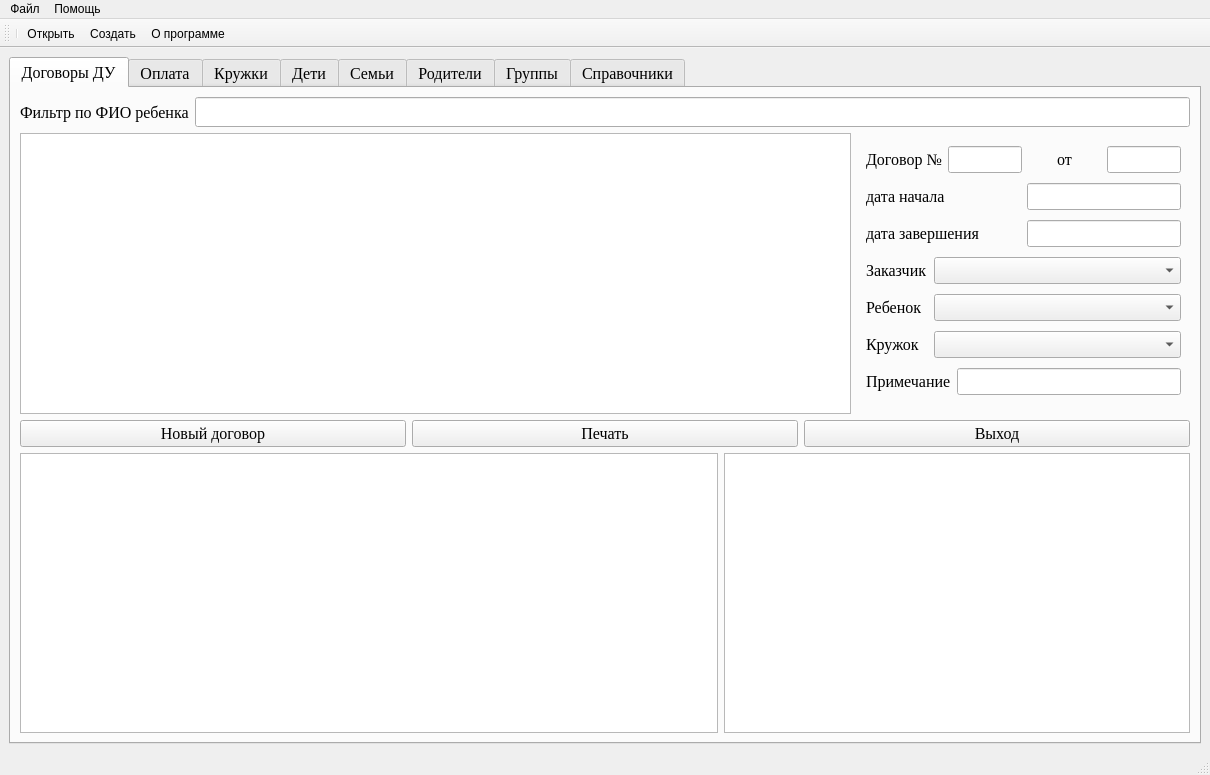
AlevtinAntonov/paid_services, file view/main_window.ui: the form before one commit.
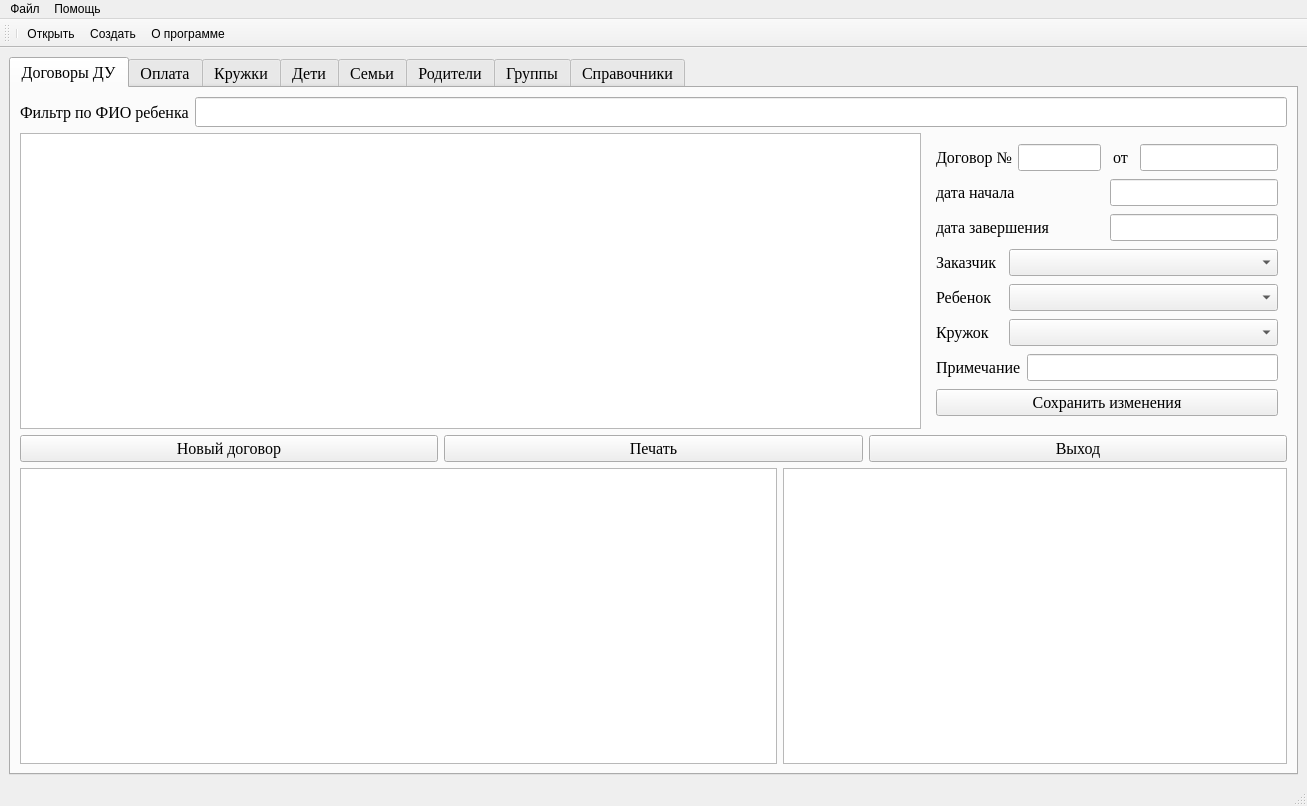
The form after the commit. Icons and pictures are not drawn.

```diff
--- a/view/main_window.ui
+++ b/view/main_window.ui
@@ -6,8 +6,8 @@
    <rect>
     <x>0</x>
     <y>0</y>
-    <width>1210</width>
-    <height>775</height>
+    <width>1307</width>
+    <height>806</height>
    </rect>
   </property>
   <property name="windowTitle">
@@ -30,7 +30,7 @@
        <attribute name="title">
         <string>Договоры ДУ</string>
        </attribute>
-       <layout class="QVBoxLayout" name="verticalLayout">
+       <layout class="QVBoxLayout" name="verticalLayout_2">
         <item>
          <layout class="QHBoxLayout" name="horizontalLayout_11">
           <item>
@@ -65,9 +65,9 @@
           </item>
           <item>
            <widget class="QWidget" name="widget_ContractInfo" native="true">
-            <layout class="QVBoxLayout" name="verticalLayout_2">
+            <layout class="QVBoxLayout" name="verticalLayout">
              <item>
-              <layout class="QHBoxLayout" name="horizontalLayout" stretch="1,1,1,1">
+              <layout class="QHBoxLayout" name="horizontalLayout" stretch="2,3,1,5">
                <item>
                 <widget class="QLabel" name="label">
                  <property name="font">
@@ -281,6 +281,16 @@
                </item>
               </layout>
              </item>
+             <item>
+              <widget class="QPushButton" name="pushButton_SaveContactInfo">
+               <property name="styleSheet">
+                <string notr="true"/>
+               </property>
+               <property name="text">
+                <string>Сохранить изменения</string>
+               </property>
+              </widget>
+             </item>
             </layout>
            </widget>
           </item>
@@ -367,8 +377,8 @@
     <rect>
      <x>0</x>
      <y>0</y>
-     <width>1210</width>
-     <height>26</height>
+     <width>1307</width>
+     <height>22</height>
     </rect>
    </property>
    <widget class="QMenu" name="menu">
```
Left out of the diff: 4 changed lines with no effect on the pictures.
